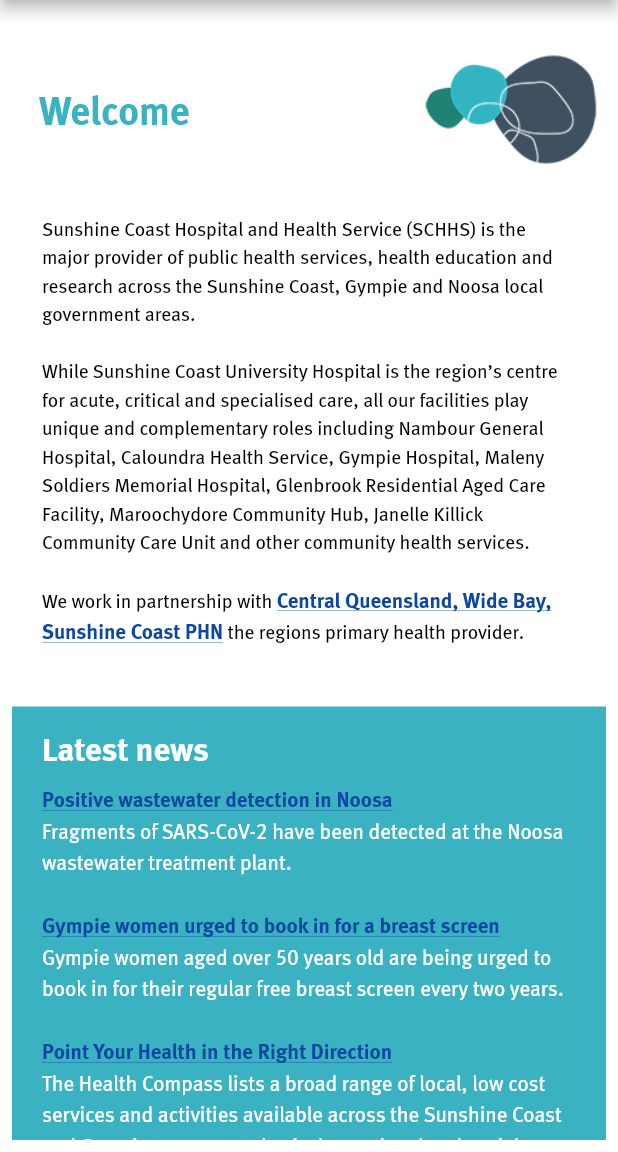
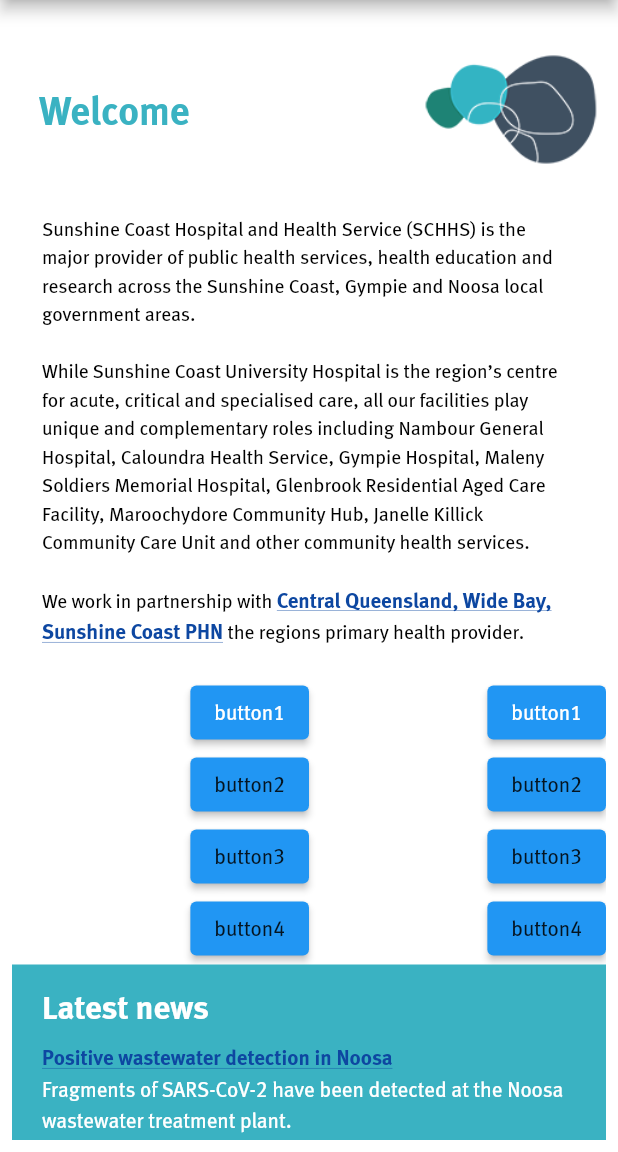
Before and after one commit to janesamSCHHS/my_schhs_app_project, a Flutter app: the screen it shows after launch, on a phone screen of 412 x 824 dp, the part 84-1236 px from its top. Run offline on Flutter 3.47's test engine with Material 2 defaults, Android fonts, the phone set to English and light mode, and no system bars; our stand-ins replace bottom_navy_bar, google_maps_flutter, hive, hive_flutter, new_gradient_app_bar; accounts and stored records are empty.

Commit message:
btns on home

```diff
--- a/lib/screens/about.dart
+++ b/lib/screens/about.dart
@@ -143,7 +143,7 @@
               ),
             ],
           ),
-          Row(
+         /*Row(
             mainAxisAlignment: MainAxisAlignment.spaceEvenly,
             children: <Widget>[
               Expanded(
@@ -163,7 +163,7 @@
                 ),
               ),
             ],
-          ),
+          ),*/
 
 
         ],),
--- a/lib/screens/home.dart
+++ b/lib/screens/home.dart
@@ -21,7 +21,10 @@
           Padding(
             padding: EdgeInsets.all(8.0),
             child: Container(
-              decoration: BoxDecoration(color: Colors.white, border: Border.all(color: Colors.red),borderRadius: BorderRadius.circular(8.0)),
+              decoration: BoxDecoration(
+                  color: Colors.white,
+                  border: Border.all(color: Colors.red),
+                  borderRadius: BorderRadius.circular(8.0)),
               child: TextButton.icon(
                   icon: Icon(
                     Icons.add_alert,
@@ -30,7 +33,10 @@
                   ),
                   label: Text(
                     'EMERGENCY',
-                    style: TextStyle(color: Colors.red, fontSize: 14.0, fontWeight: FontWeight.bold),
+                    style: TextStyle(
+                        color: Colors.red,
+                        fontSize: 14.0,
+                        fontWeight: FontWeight.bold),
                   ),
                   onPressed: () {
                     Navigator.push(
@@ -48,13 +54,10 @@
         padding: const EdgeInsets.all(8.0),
         child: SingleChildScrollView(
           child: Container(
-            //height: MediaQuery.of(context).size.width,
-            // width: MediaQuery.of(context).size.width,
+           // height: MediaQuery.of(context).size.width,
+            width: MediaQuery.of(context).size.width,
             decoration: BoxDecoration(color: Colors.white),
-
-            child: Column(
-                // crossAxisAlignment: CrossAxisAlignment.stretch,
-                children: [
+            child: Column(children: [
               Row(
                 //mainAxisAlignment: MainAxisAlignment.spaceEvenly,
                 children: [
@@ -81,7 +84,10 @@
                   Container(
                     height: 130.0,
                     color: Colors.white,
-                        child: Image.asset('assets/images/circles2.png', fit: BoxFit.fitHeight,),
+                    child: Image.asset(
+                      'assets/images/circles2.png',
+                      fit: BoxFit.fitHeight,
+                    ),
                     alignment: Alignment.topRight,
                   ),
                 ],
@@ -92,36 +98,29 @@
                     child: Container(
                         // color: Colors.black,
                         padding: EdgeInsets.only(
-                                left: 20.0,
-                                top: 4.0,
-                                right: 20.0,
-                                bottom: 40.0),
+                            left: 20.0, top: 4.0, right: 20.0, bottom: 20.0),
                         child: Center(
                             child: InkWell(
                           child: RichText(
                             text: TextSpan(
                                 text:
                                     'Sunshine Coast Hospital and Health Service (SCHHS) is the major provider of public health services, health education and research across the Sunshine Coast, Gympie and Noosa local government areas.\n \nWhile Sunshine Coast University Hospital is the region’s centre for acute, critical and specialised care, all our facilities play unique and complementary roles including Nambour General Hospital, Caloundra Health Service, Gympie Hospital, Maleny Soldiers Memorial Hospital, Glenbrook Residential Aged Care Facility, Maroochydore Community Hub, Janelle Killick Community Care Unit and other community health services.\n \nWe work in partnership with ',
-                                    style:
-                                        Theme.of(context).textTheme.bodyText1,
+                                style: Theme.of(context).textTheme.bodyText1,
                                 children: <TextSpan>[
                                   TextSpan(
                                       text:
                                           'Central Queensland, Wide Bay, Sunshine Coast PHN',
-                                          style: Theme.of(context)
-                                              .textTheme
-                                              .headline6,
+                                      style:
+                                          Theme.of(context).textTheme.headline6,
                                       recognizer: TapGestureRecognizer()
                                         ..onTap = () {
-                                              launch(
-                                                  'https://www.ourphn.org.au/');
+                                          launch('https://www.ourphn.org.au/');
                                         }),
                                   TextSpan(
                                     text:
                                         ' the regions primary health provider.',
-                                        style: Theme.of(context)
-                                            .textTheme
-                                            .bodyText1,
+                                    style:
+                                        Theme.of(context).textTheme.bodyText1,
                                   )
                                 ]),
                           ),
@@ -129,6 +128,114 @@
                   )
                 ],
               ),
+              Row(
+             mainAxisAlignment: MainAxisAlignment.spaceAround,
+                children: [
+                  Expanded(
+                    child: Column(
+                      children: [
+                        ElevatedButton(
+                            style: ButtonStyle(),
+                          child: Text('button1',
+                            style: TextStyle(color: Colors.white),
+                          ),
+                              onPressed: () {
+                                  Navigator.push(
+                                  context,
+                                  MaterialPageRoute(builder: (context) {
+                                  return DemPage();
+                                         },));
+                          } ),
+                        ElevatedButton(
+                            child: Text('button2',
+                              style: TextStyle(color: Colors.black87),
+                            ),
+                            onPressed: () {
+                              Navigator.push(
+                                  context,
+                                  MaterialPageRoute(builder: (context) {
+                                    return DemPage();
+                                  },));
+                            } ),
+                        ElevatedButton(
+                            child: Text('button3',
+                              style: TextStyle(color: Colors.black87),
+                            ),
+                            onPressed: () {
+                              Navigator.push(
+                                  context,
+                                  MaterialPageRoute(builder: (context) {
+                                    return DemPage();
+                                  },));
+                            } ),
+                        ElevatedButton(
+                            child: Text('button4',
+                              style: TextStyle(color: Colors.black87),
+                            ),
+                            onPressed: () {
+                              Navigator.push(
+                                  context,
+                                  MaterialPageRoute(builder: (context) {
+                                    return DemPage();
+                                  },));
+                            } ),
+                      ],
+                    ),
+                  ),
+                  Column(
+                    children: [
+                      ElevatedButton(
+                          style: ButtonStyle(),
+                          child: Text('button1',
+                            style: TextStyle(color: Colors.white),
+                          ),
+                          onPressed: () {
+                            Navigator.push(
+                                context,
+                                MaterialPageRoute(builder: (context) {
+                                  return DemPage();
+                                },));
+                          } ),
+                      ElevatedButton(
+                          child: Text('button2',
+                            style: TextStyle(color: Colors.black87),
+                          ),
+                          onPressed: () {
+                            Navigator.push(
+                                context,
+                                MaterialPageRoute(builder: (context) {
+                                  return DemPage();
+                                },));
+                          } ),
+                      ElevatedButton(
+                          child: Text('button3',
+                            style: TextStyle(color: Colors.black87),
+                          ),
+                          onPressed: () {
+                            Navigator.push(
+                                context,
+                                MaterialPageRoute(builder: (context) {
+                                  return DemPage();
+                                },));
+                          } ),
+                      ElevatedButton(
+                          child: Text('button4',
+                            style: TextStyle(color: Colors.black87),
+                          ),
+                          onPressed: () {
+                            Navigator.push(
+                                context,
+                                MaterialPageRoute(builder: (context) {
+                                  return DemPage();
+                                },));
+                          } ),
+                    ],
+                  ),
+
+
+                ],
+              ),
+
               Container(
                 decoration: BoxDecoration(
                   // borderRadius: BorderRadius.circular(10.0),
@@ -143,10 +250,7 @@
                       children: [
                         Padding(
                           padding: const EdgeInsets.only(
-                                  left: 20.0,
-                                  top: 14.0,
-                                  right: 20.0,
-                                  bottom: 5.0),
+                              left: 20.0, top: 14.0, right: 20.0, bottom: 5.0),
                           child: Container(
                             child: Text(
                               'Latest news',
@@ -170,9 +274,8 @@
                                   child: InkWell(
                                 child: RichText(
                                   text: TextSpan(
-                                        style: Theme.of(context)
-                                            .textTheme
-                                            .bodyText2,
+                                    style:
+                                        Theme.of(context).textTheme.bodyText2,
                                     children: <TextSpan>[
                                       TextSpan(
                                           text:
```
Lines whose indentation alone changed are shown as unchanged.
